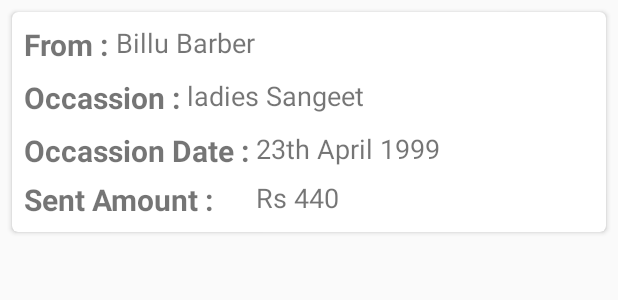
After one commit to Tarun416/IApp, an Android app: the layout received_gifts.xml on its own in the app's theme, with its tools: preview values and no code run, on a phone screen of 412 x 824 dp. The commit adds this screen. Shown: the top 300 px of the screen. Run offline under Robolectric (Android 15) with nearby library versions, the phone set to English and light mode, and no system bars.

Commit message:
sent gift list display done

```diff
--- a/app/src/main/java/com/example/iapp/fragments/FriendsFragment.java
+++ b/app/src/main/java/com/example/iapp/fragments/FriendsFragment.java
@@ -78,7 +78,7 @@ public class FriendsFragment extends Fragment {
     private int i;
 
     private void getFirendsFromDataBase() {
-        CommonUtils.displayProgressDialog(getActivity(), "Fetching friends");
+    //    CommonUtils.displayProgressDialog(getActivity(), "Fetching friends");
         LinearLayoutManager llm = new LinearLayoutManager(getActivity());
         friendsRecyclerView.setLayoutManager(llm);
 
--- a/app/src/main/java/com/example/iapp/models/ReceivedGift.java
+++ b/app/src/main/java/com/example/iapp/models/ReceivedGift.java
@@ -9,13 +9,13 @@ public class ReceivedGift {
 
     public String senderName;
     public String occassionDate;
-    public String sentMoney;
+    public String receiveMoney;
     public String occassionName;
 
-    public ReceivedGift(String senderName, String occassionDate, String sentMoney, String occassionName) {
+    public ReceivedGift(String senderName, String occassionDate, String receiveMoney, String occassionName) {
         this.senderName= senderName;
         this.occassionDate = occassionDate;
-        this.sentMoney = sentMoney;
+        this.receiveMoney = receiveMoney;
         this.occassionName = occassionName;
     }
 
--- /dev/null
+++ b/app/src/main/res/layout/received_gifts.xml
@@ -0,0 +1,111 @@
+<?xml version="1.0" encoding="utf-8"?>
+
+<android.support.v7.widget.CardView xmlns:android="http://schemas.android.com/apk/res/android"
+    xmlns:app="http://schemas.android.com/apk/res-auto"
+    xmlns:tools="http://schemas.android.com/tools"
+    android:id="@+id/cardContainer"
+    android:layout_width="match_parent"
+    android:layout_height="wrap_content"
+    android:layout_marginBottom="8dp"
+    android:layout_marginLeft="8dp"
+    android:layout_marginRight="8dp"
+    android:layout_marginTop="8dp"
+    android:padding="8dp"
+    app:cardCornerRadius="4dp">
+
+
+    <RelativeLayout xmlns:android="http://schemas.android.com/apk/res/android"
+        xmlns:app="http://schemas.android.com/apk/res-auto"
+        xmlns:tools="http://schemas.android.com/tools"
+        android:layout_width="match_parent"
+        android:padding="@dimen/margin_8"
+        android:layout_height="match_parent"
+        android:orientation="vertical">
+
+        <TextView
+            android:id="@+id/fromText"
+            android:layout_width="wrap_content"
+            android:layout_height="wrap_content"
+            android:textStyle="bold"
+            android:textSize="20sp"
+            android:text="From : "/>
+
+
+        <TextView
+            android:id="@+id/senderName"
+            android:layout_width="wrap_content"
+            android:layout_height="wrap_content"
+            tools:text="Billu Barber"
+            android:textSize="18sp"
+            android:layout_toRightOf="@+id/fromText"/>
+
+
+        <TextView
+            android:id="@+id/occassionText"
+            android:layout_width="wrap_content"
+            android:layout_height="wrap_content"
+            android:layout_below="@+id/fromText"
+            android:layout_marginTop="@dimen/margin_8"
+            android:text="Occassion : "
+            android:textStyle="bold"
+            android:textSize="20sp"/>
+
+
+        <TextView
+            android:id="@+id/occassionName"
+            android:layout_width="wrap_content"
+            android:layout_height="wrap_content"
+            tools:text="ladies Sangeet"
+            android:textSize="18sp"
+            android:layout_marginTop="@dimen/margin_8"
+            android:layout_below="@+id/fromText"
+            android:layout_toRightOf="@+id/occassionText"/>
+
+
+        <TextView
+            android:id="@+id/occassionDateText"
+            android:layout_width="wrap_content"
+            android:layout_height="wrap_content"
+            android:layout_below="@+id/occassionText"
+            android:layout_marginTop="@dimen/margin_8"
+            android:text="Occassion Date : "
+            android:textStyle="bold"
+            android:textSize="20sp"/>
+
+
+        <TextView
+            android:id="@+id/occassionDate"
+            android:layout_width="wrap_content"
+            android:layout_height="wrap_content"
+            tools:text="23th April 1999"
+            android:textSize="18sp"
+            android:layout_marginTop="@dimen/margin_8"
+            android:layout_below="@+id/occassionText"
+            android:layout_toRightOf="@+id/occassionDateText"/>
+
+
+        <TextView
+            android:id="@+id/sentAmountText"
+            android:layout_width="wrap_content"
+            android:layout_height="wrap_content"
+            android:layout_below="@+id/occassionDate"
+            android:layout_marginTop="@dimen/margin_8"
+            android:text="Sent Amount : "
+            android:textStyle="bold"
+            android:textSize="20sp"/>
+
+
+        <TextView
+            android:id="@+id/sentAmount"
+            android:layout_width="wrap_content"
+            android:layout_height="wrap_content"
+            tools:text="Rs 440"
+            android:textSize="18sp"
+            android:layout_marginTop="@dimen/margin_8"
+            android:layout_below="@+id/occassionDate"
+            android:layout_toRightOf="@+id/occassionDateText"/>
+
+
+    </RelativeLayout>
+
+</android.support.v7.widget.CardView>
--- a/app/src/main/res/values/strings.xml
+++ b/app/src/main/res/values/strings.xml
@@ -17,4 +17,5 @@
     <string name="occassions">Occassion:</string>
     <string name="available_balace">Available Balace : \u20B9</string>
     <string name="rupee_sym">\u20B9</string>
+
 </resources>
```
Also changed, not shown: app/src/main/java/com/example/iapp/adapter/ReceiveGiftAdapter.java (added, +79 -0 lines), app/src/main/java/com/example/iapp/adapter/SentGiftsAdapter.java (added, +82 -0 lines), app/src/main/java/com/example/iapp/fragments/SentGiftsFragment.java (+85 -1 lines), app/src/main/res/layout/fragment_sent_gifts.xml (+11 -0 lines), app/src/main/res/layout/sent_gifts.xml (added, +111 -0 lines).
